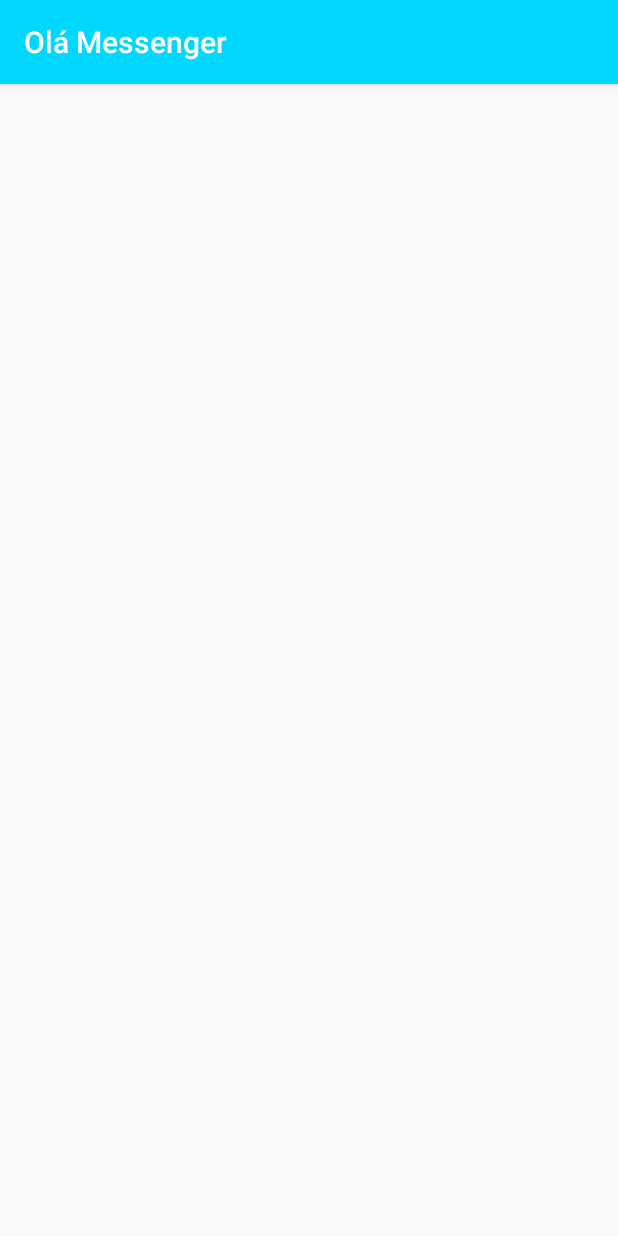
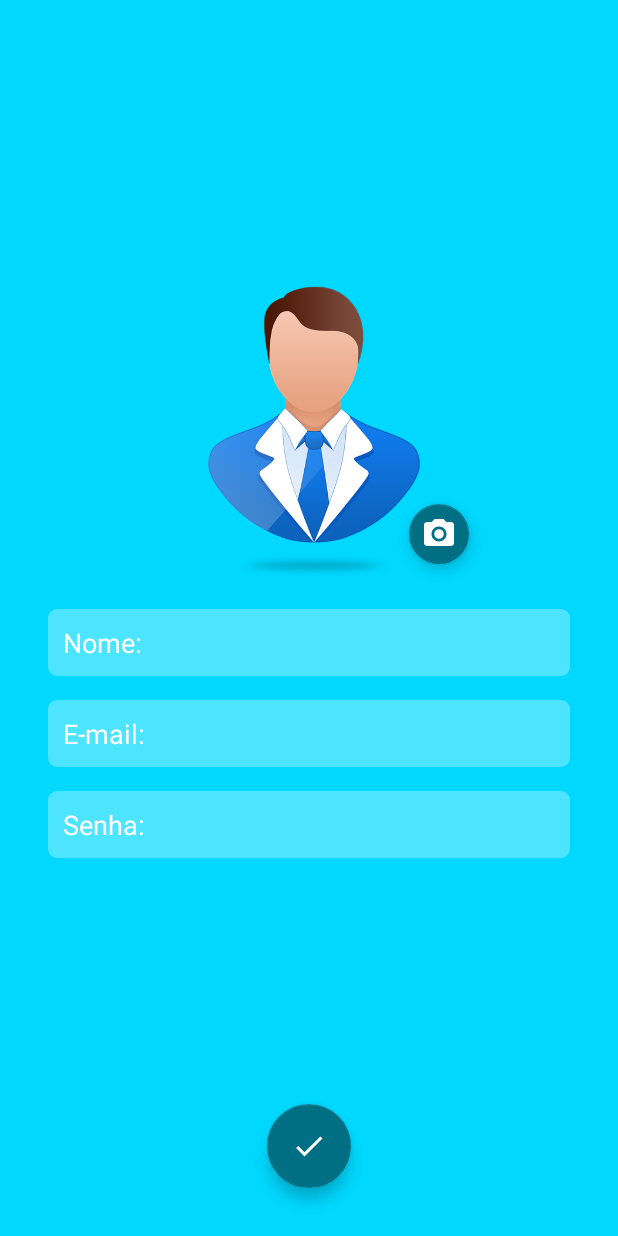
Before and after one commit to jhoni-costa/ola-messenger, an Android app: the CadastroActivity screen opened directly, with no data from a screen before it, on a phone screen of 412 x 824 dp. Run offline under Robolectric (Android 15) with nearby library versions, the phone set to English and light mode, and no system bars.

Commit message:
Interface de cadastro

```diff
--- a/app/build.gradle
+++ b/app/build.gradle
@@ -37,6 +37,7 @@ dependencies {
     implementation 'com.google.firebase:firebase-auth:16.0.1'
 
     implementation 'com.heinrichreimersoftware:material-intro:1.6'
+    implementation 'com.android.support:design:28.0.0'
 }
 
 apply plugin: 'com.google.gms.google-services'
--- a/app/src/main/AndroidManifest.xml
+++ b/app/src/main/AndroidManifest.xml
@@ -18,7 +18,7 @@
                 <category android:name="android.intent.category.LAUNCHER" />
             </intent-filter>
         </activity>
-        <activity android:name=".LoginActivity"></activity>
+        <activity android:name=".CadastroActivity" ></activity>
     </application>
 
 </manifest>
--- a/app/src/main/java/br/com/jhonicosta/ola_messenger/ApresentationActivity.java
+++ b/app/src/main/java/br/com/jhonicosta/ola_messenger/ApresentationActivity.java
@@ -1,6 +1,8 @@
 package br.com.jhonicosta.ola_messenger;
 
+import android.content.Intent;
 import android.os.Bundle;
+import android.view.View;
 
 import com.heinrichreimersoftware.materialintro.app.IntroActivity;
 import com.heinrichreimersoftware.materialintro.slide.FragmentSlide;
@@ -32,4 +34,8 @@ public class ApresentationActivity extends IntroActivity {
                 .canGoForward(false)
                 .build());
     }
+
+    public void goCadastro(View view) {
+        startActivity(new Intent(this, CadastroActivity.class));
+    }
 }
--- a/app/src/main/java/br/com/jhonicosta/ola_messenger/LoginActivity.java
+++ b/app/src/main/java/br/com/jhonicosta/ola_messenger/CadastroActivity.java
@@ -2,14 +2,15 @@ package br.com.jhonicosta.ola_messenger;
 
 import android.support.v7.app.AppCompatActivity;
 import android.os.Bundle;
+import android.view.Window;
 
-public class LoginActivity extends AppCompatActivity {
+public class CadastroActivity extends AppCompatActivity {
 
     @Override
     protected void onCreate(Bundle savedInstanceState) {
         super.onCreate(savedInstanceState);
-        setContentView(R.layout.activity_login);
 
-        getActionBar().hide();
+        setContentView(R.layout.activity_cadastro);
+
     }
 }
--- a/app/src/main/res/drawable/bg_text_box.xml
+++ b/app/src/main/res/drawable/bg_text_box.xml
@@ -2,7 +2,7 @@
 <shape xmlns:android="http://schemas.android.com/apk/res/android"
     android:shape="rectangle">
 
-    <solid android:color="#22FFFFFF"></solid>
+    <solid android:color="#4DFFFFFF"></solid>
     <corners android:radius="6dp"></corners>
 
 </shape>
--- /dev/null
+++ b/app/src/main/res/drawable/ic_camera_alt_white_24dp.xml
@@ -0,0 +1,6 @@
+<vector android:height="24dp" android:tint="#FFFFFF"
+    android:viewportHeight="24.0" android:viewportWidth="24.0"
+    android:width="24dp" xmlns:android="http://schemas.android.com/apk/res/android">
+    <path android:fillColor="#FF000000" android:pathData="M12,12m-3.2,0a3.2,3.2 0,1 1,6.4 0a3.2,3.2 0,1 1,-6.4 0"/>
+    <path android:fillColor="#FF000000" android:pathData="M9,2L7.17,4L4,4c-1.1,0 -2,0.9 -2,2v12c0,1.1 0.9,2 2,2h16c1.1,0 2,-0.9 2,-2L22,6c0,-1.1 -0.9,-2 -2,-2h-3.17L15,2L9,2zM12,17c-2.76,0 -5,-2.24 -5,-5s2.24,-5 5,-5 5,2.24 5,5 -2.24,5 -5,5z"/>
+</vector>
--- /dev/null
+++ b/app/src/main/res/drawable/ic_check_white_24dp.xml
@@ -0,0 +1,5 @@
+<vector android:height="24dp" android:tint="#FFFFFF"
+    android:viewportHeight="24.0" android:viewportWidth="24.0"
+    android:width="24dp" xmlns:android="http://schemas.android.com/apk/res/android">
+    <path android:fillColor="#FF000000" android:pathData="M9,16.17L4.83,12l-1.42,1.41L9,19 21,7l-1.41,-1.41z"/>
+</vector>
--- /dev/null
+++ b/app/src/main/res/layout/activity_cadastro.xml
@@ -0,0 +1,103 @@
+<?xml version="1.0" encoding="utf-8"?>
+<android.support.constraint.ConstraintLayout xmlns:android="http://schemas.android.com/apk/res/android"
+    xmlns:app="http://schemas.android.com/apk/res-auto"
+    xmlns:tools="http://schemas.android.com/tools"
+    android:layout_width="match_parent"
+    android:layout_height="match_parent"
+    android:background="@color/colorPrimary"
+    tools:context=".CadastroActivity">
+
+
+    <ImageView
+        android:id="@+id/imageView6"
+        android:layout_width="0dp"
+        android:layout_height="250dp"
+        android:layout_marginStart="67dp"
+        android:layout_marginEnd="67dp"
+        app:layout_constraintBottom_toTopOf="@+id/cadastro_txt_nome"
+        app:layout_constraintEnd_toEndOf="parent"
+        app:layout_constraintStart_toStartOf="parent"
+        app:layout_constraintTop_toTopOf="parent"
+        app:layout_constraintVertical_chainStyle="packed"
+        app:srcCompat="@drawable/default_user" />
+
+    <android.support.design.widget.FloatingActionButton
+        android:id="@+id/cadastro_fab_foto"
+        android:layout_width="wrap_content"
+        android:layout_height="wrap_content"
+        android:layout_marginEnd="32dp"
+        android:layout_marginBottom="30dp"
+        android:clickable="true"
+        app:backgroundTint="@color/colorAccent"
+        app:fabSize="mini"
+        app:layout_constraintBottom_toBottomOf="@+id/imageView6"
+        app:layout_constraintEnd_toEndOf="@+id/imageView6"
+        app:srcCompat="@drawable/ic_camera_alt_white_24dp" />
+
+    <EditText
+        android:id="@+id/cadastro_txt_nome"
+        android:layout_width="0dp"
+        android:layout_height="wrap_content"
+        android:layout_marginStart="32dp"
+        android:layout_marginEnd="32dp"
+        android:layout_marginBottom="16dp"
+        android:background="@drawable/bg_text_box"
+        android:ems="10"
+        android:hint="Nome:"
+        android:inputType="textPersonName"
+        android:padding="10dp"
+        android:textColorHint="@android:color/white"
+        app:layout_constraintBottom_toTopOf="@+id/cadastro_txt_email"
+        app:layout_constraintEnd_toEndOf="parent"
+        app:layout_constraintStart_toStartOf="parent"
+        app:layout_constraintTop_toBottomOf="@+id/imageView6" />
+
+    <EditText
+        android:id="@+id/cadastro_txt_email"
+        android:layout_width="0dp"
+        android:layout_height="wrap_content"
+        android:layout_marginStart="32dp"
+        android:layout_marginEnd="32dp"
+        android:layout_marginBottom="16dp"
+        android:background="@drawable/bg_text_box"
+        android:ems="10"
+        android:hint="E-mail:"
+        android:inputType="textEmailAddress"
+        android:padding="10dp"
+        android:textColorHint="@android:color/white"
+        app:layout_constraintBottom_toTopOf="@+id/cadastro_txt_password"
+        app:layout_constraintEnd_toEndOf="parent"
+        app:layout_constraintStart_toStartOf="parent"
+        app:layout_constraintTop_toBottomOf="@+id/cadastro_txt_nome" />
+
+    <EditText
+        android:id="@+id/cadastro_txt_password"
+        android:layout_width="0dp"
+        android:layout_height="wrap_content"
+        android:layout_marginStart="32dp"
+        android:layout_marginEnd="32dp"
+        android:layout_marginBottom="8dp"
+        android:background="@drawable/bg_text_box"
+        android:ems="10"
+        android:hint="Senha:"
+        android:inputType="textPassword"
+        android:padding="10dp"
+        android:textColorHint="@android:color/white"
+        app:layout_constraintBottom_toTopOf="@+id/cadastro_fab_salvar"
+        app:layout_constraintEnd_toEndOf="parent"
+        app:layout_constraintStart_toStartOf="parent"
+        app:layout_constraintTop_toBottomOf="@+id/cadastro_txt_email" />
+
+    <android.support.design.widget.FloatingActionButton
+        android:id="@+id/cadastro_fab_salvar"
+        android:layout_width="wrap_content"
+        android:layout_height="wrap_content"
+        android:layout_marginBottom="32dp"
+        android:clickable="true"
+        app:backgroundTint="@color/colorAccent"
+        app:fabSize="normal"
+        app:layout_constraintBottom_toBottomOf="parent"
+        app:layout_constraintEnd_toEndOf="parent"
+        app:layout_constraintStart_toStartOf="parent"
+        app:srcCompat="@drawable/ic_check_white_24dp" />
+</android.support.constraint.ConstraintLayout>
--- a/app/src/main/res/layout/activity_login.xml
+++ /dev/null
@@ -1,10 +0,0 @@
-<?xml version="1.0" encoding="utf-8"?>
-<android.support.constraint.ConstraintLayout xmlns:android="http://schemas.android.com/apk/res/android"
-    xmlns:app="http://schemas.android.com/apk/res-auto"
-    xmlns:tools="http://schemas.android.com/tools"
-    android:layout_width="match_parent"
-    android:layout_height="match_parent"
-    tools:context=".LoginActivity">
-
-
-</android.support.constraint.ConstraintLayout>
--- a/app/src/main/res/layout/intro_login.xml
+++ b/app/src/main/res/layout/intro_login.xml
@@ -75,6 +75,7 @@
         android:layout_height="wrap_content"
         android:layout_marginStart="8dp"
         android:layout_marginEnd="8dp"
+        android:onClick="goCadastro"
         android:text="@string/txt_cadastre_se"
         android:textColor="@android:color/white"
         android:textSize="13dp"
--- a/app/src/main/res/values/colors.xml
+++ b/app/src/main/res/values/colors.xml
@@ -2,5 +2,5 @@
 <resources>
     <color name="colorPrimary">#00d8ff</color>
     <color name="colorPrimaryDark">#006F84</color>
-    <color name="colorAccent">#006F84</color>
+    <color name="colorAccent">#006f84</color>
 </resources>
--- a/app/src/main/res/values/styles.xml
+++ b/app/src/main/res/values/styles.xml
@@ -1,11 +1,12 @@
 <resources>
 
     <!-- Base application theme. -->
-    <style name="AppTheme" parent="Theme.AppCompat.Light.DarkActionBar">
+    <style name="AppTheme" parent="Theme.AppCompat.Light.NoActionBar">
         <!-- Customize your theme here. -->
         <item name="colorPrimary">@color/colorPrimary</item>
         <item name="colorPrimaryDark">@color/colorPrimaryDark</item>
         <item name="colorAccent">@color/colorAccent</item>
     </style>
 
+
 </resources>
```
Also changed, not shown: app/src/main/res/drawable-v24/default_user.png (added).
